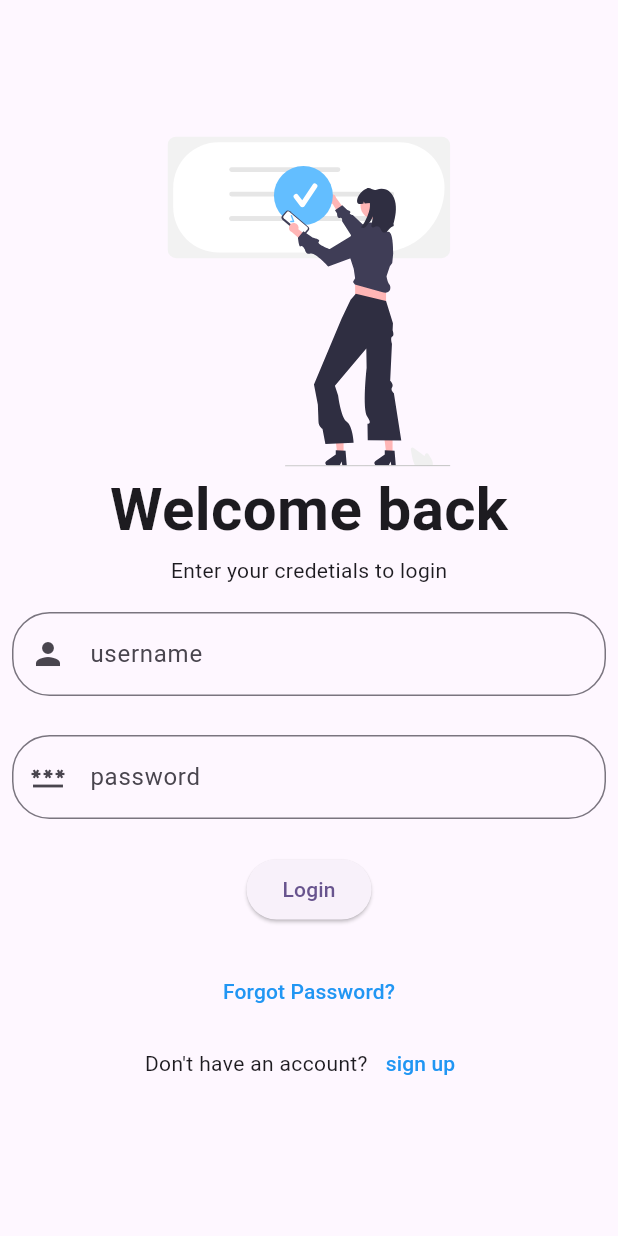
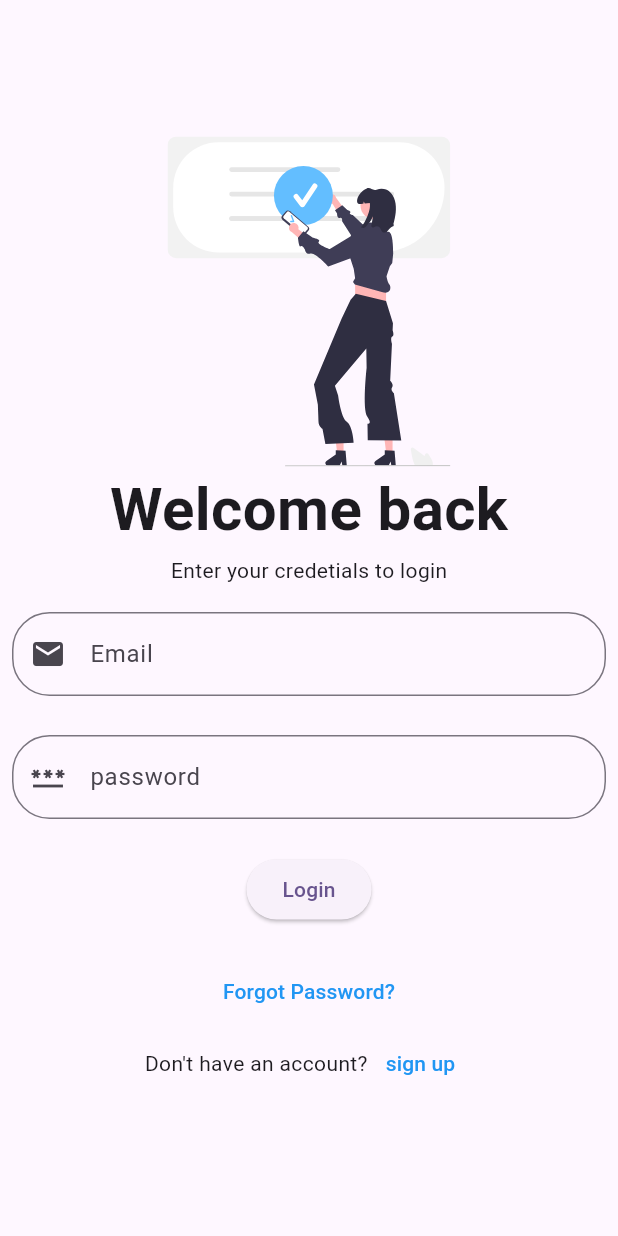
Before and after one commit to AlanGitau/Salama-Care, a Flutter app: the Loginscreen screen opened directly, on a phone screen of 412 x 824 dp. Run offline on Flutter 3.47's test engine with Material 3 defaults, Android fonts, the phone set to English and light mode, and no system bars; our stand-ins replace firebase_auth, firebase_core, flutter_svg, google_fonts, google_nav_bar; accounts and stored records are empty.

Commit message:
salama care

```diff
--- a/lib/Signup.dart
+++ b/lib/Signup.dart
@@ -135,10 +135,6 @@ class _SignupState extends State<Signup> {
             child: const Text('sign up'),
             ),
 
-            /*ElevatedButton(onPressed: (){},//handles the sign up process
-             child:const Text('sign up')
-             ),*/
-
             Row(
                     mainAxisAlignment: MainAxisAlignment.center,
                     children: [
--- a/lib/appointmentsScreen.dart
+++ b/lib/appointmentsScreen.dart
@@ -41,7 +41,7 @@ class Appointmentsscreen extends StatelessWidget {
                  );
             },
             tooltip: 'book an appointment',
-            child: Icon(Icons.add),
+            child: const Icon(Icons.add),
             ),
       ),
     );
--- a/lib/loginScreen.dart
+++ b/lib/loginScreen.dart
@@ -2,11 +2,62 @@ import 'package:flutter/material.dart';
 import 'package:flutter_svg/svg.dart';
 import 'package:signup/Homepage.dart';
 import 'package:signup/signup.dart';
-// if it's directly in the 'lib' directory
+import 'package:signup/Services/auth_service.dart';
 
 
-class Loginscreen extends StatelessWidget {
+class Loginscreen extends StatefulWidget {
   const Loginscreen({super.key});
+
+  @override
+  State<Loginscreen> createState() => _LoginscreenState();
+}
+
+class _LoginscreenState extends State<Loginscreen> {
+
+  final _emailcontroller = TextEditingController();
+  final _passwordcontroller = TextEditingController();
+  final _authservice = AuthService();
+   bool _isloading  = false;
+
+  Future<void> _handleslogin()async{
+    setState(() {
+      _isloading = true;
+    });
+
+  //Get result from firebase authentication
+    final result  = await _authservice.login(
+      email: _emailcontroller.text.trim(),
+      password: _passwordcontroller.text,
+      );
+
+      setState(() {
+      _isloading = false;
+    });
+
+    if (!mounted) return;
+
+    if (result == 'Success') {  // Note: 'Success' with capital S to match AuthService
+      ScaffoldMessenger.of(context).showSnackBar(
+        const SnackBar(
+          content: Text('Logged in successfully!'),
+          backgroundColor: Colors.green,
+        ),
+      );
+
+       Navigator.pushReplacement(
+        context,
+        MaterialPageRoute(builder: (context) => const Homepage()),  // Navigate to Homepage
+      );
+       } else {
+      ScaffoldMessenger.of(context).showSnackBar(
+        SnackBar(
+          content: Text(result ?? 'An error occurred'),
+          backgroundColor: Colors.red,
+        ),
+      );
+    }
+  }
+
 
   @override
   Widget build(BuildContext context) {
@@ -38,13 +89,14 @@ class Loginscreen extends StatelessWidget {
                 Padding(
                   padding: const EdgeInsets.all(8.0),
                   child: TextField(
+                    controller: _emailcontroller,
+                    keyboardType: TextInputType.emailAddress,
                       decoration: InputDecoration(
                         border:OutlineInputBorder(
                           borderRadius: BorderRadius.circular(25),
                         ) ,
-                        prefixIcon: const Icon(Icons.person),
-                        labelText: 'username',
-                        //errorText: 'This filed cannot be empty',
+                        prefixIcon: const Icon(Icons.mail),
+                        labelText: 'Email',
                       ),
                   ),
                 ),
@@ -54,6 +106,7 @@ class Loginscreen extends StatelessWidget {
                 Padding(
                   padding: const EdgeInsets.all(8.0),
                   child: TextField(
+                    controller: _passwordcontroller,
                       obscureText: true,
                       decoration: InputDecoration(
                         border: OutlineInputBorder(
@@ -67,16 +120,13 @@ class Loginscreen extends StatelessWidget {
                 ),
 
                 const SizedBox(height: 15,),
-
-                ElevatedButton(
-                  onPressed: (){
-                     Navigator.push(
-                      context,
-                      MaterialPageRoute(builder: (context)=>const Homepage())
-                     );
-                  },
-                  child:const Text('Login')
-                  ),
+//login button
+               _isloading
+          ? const CircularProgressIndicator()
+          : ElevatedButton(
+              onPressed: _handleslogin,
+              child: const Text('Login')
+            ),
 
                 const SizedBox(height: 20,),
 
```
